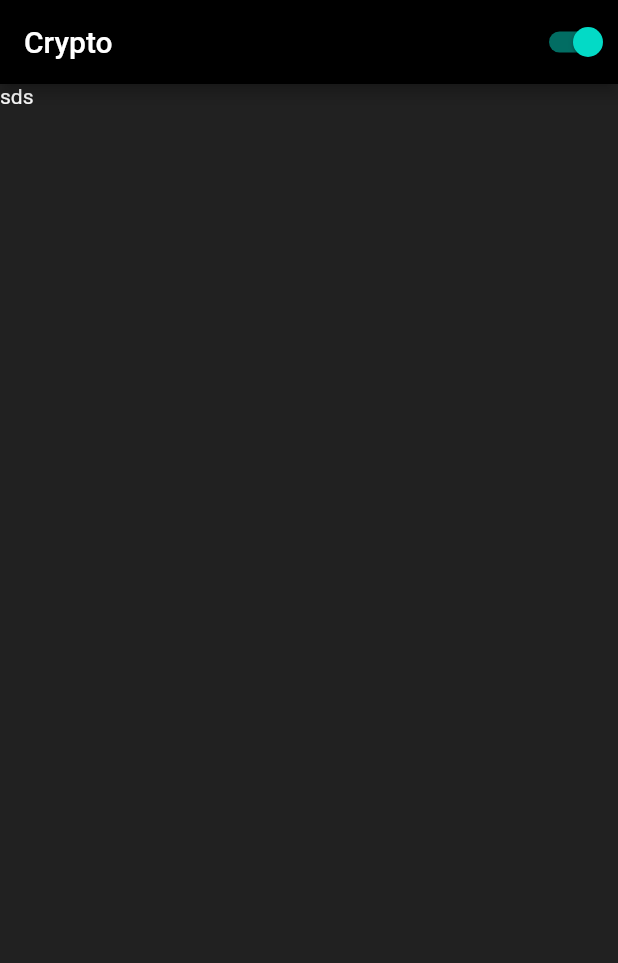
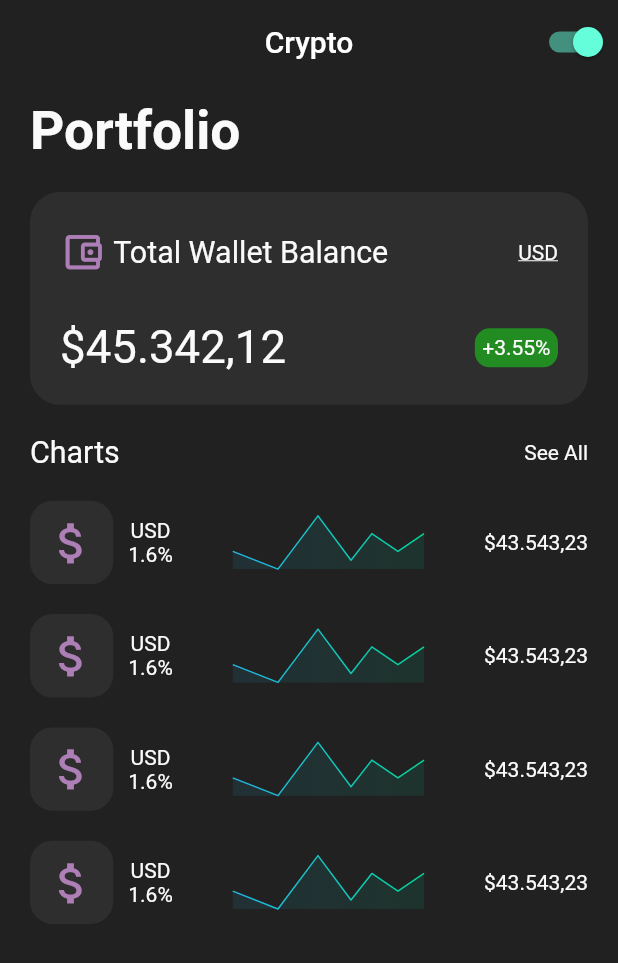
Before and after one commit to emrecoskun705/crypto_trading_game_app, a Flutter app: the screen it shows after launch, on a phone screen of 412 x 824 dp. Shown: the top 963 px of the screen. Run offline on Flutter 3.47's test engine with Material 2 defaults, Android fonts, the phone set to English and light mode, and no system bars; drawn by our look-alikes of fl_chart.

Commit message:
Add theme provider, home screen and chart
I added provider package to handle statements. In this case provider checks for if theme is dark or light. FlChart is for 1 day of a cryptocurrency.

```diff
--- /dev/null
+++ b/lib/constants.dart
@@ -0,0 +1,9 @@
+import 'package:crypto_trading_game/size_config.dart';
+import 'package:flutter/material.dart';
+
+kSectionTitle() => TextStyle(
+      fontSize: getProportionateScreenHeight(35),
+      fontWeight: FontWeight.bold,
+    );
+
+const kForestGreen = Color(0xFF228B22);
--- a/lib/main.dart
+++ b/lib/main.dart
@@ -1,5 +1,5 @@
 import 'package:crypto_trading_game/provider/theme_provider.dart';
-import 'package:crypto_trading_game/screens/home_screen.dart';
+import 'package:crypto_trading_game/screens/home/home_screen.dart';
 import 'package:flutter/material.dart';
 import 'package:flutter/services.dart';
 import 'package:provider/provider.dart';
--- a/lib/provider/theme_provider.dart
+++ b/lib/provider/theme_provider.dart
@@ -20,10 +20,12 @@ class ThemeProvider extends ChangeNotifier {
 }
 
 class MyThemes {
-  static final darkTheme = ThemeData(
+  static final darkTheme = ThemeData.dark().copyWith(
     scaffoldBackgroundColor: Colors.grey.shade900,
-    primaryColor: Colors.black,
-    colorScheme: ColorScheme.dark(),
+    primaryColor: Colors.grey.shade900,
+    textTheme: TextTheme(
+      bodyText2: TextStyle(color: Color(0xFFFAFAFA)),
+    ),
     iconTheme: IconThemeData(color: Colors.purple.shade200, opacity: 0.8),
   );
 
--- /dev/null
+++ b/lib/screens/home/home_screen.dart
@@ -0,0 +1,60 @@
+import 'package:crypto_trading_game/constants.dart';
+import 'package:crypto_trading_game/screens/widgets/chart_card.dart';
+import 'package:crypto_trading_game/screens/widgets/change_theme_button_widget.dart';
+import 'package:flutter/cupertino.dart';
+import 'package:flutter/material.dart';
+import 'package:crypto_trading_game/screens/home/widgets/portfolio.dart';
+import 'package:crypto_trading_game/size_config.dart';
+
+class HomeScreen extends StatelessWidget {
+  HomeScreen({Key? key}) : super(key: key);
+
+  @override
+  Widget build(BuildContext context) {
+    SizeConfig().init(context);
+    final _spacer = SizedBox(height: 20);
+    return Scaffold(
+      appBar: AppBar(
+        elevation: 0,
+        centerTitle: true,
+        title: Text('Crypto'),
+        actions: [
+          ChangeThemeButtonWidget(),
+        ],
+      ),
+      body: Padding(
+        padding: EdgeInsets.symmetric(vertical: 10, horizontal: 20),
+        child: Column(
+          crossAxisAlignment: CrossAxisAlignment.stretch,
+          children: [
+            Text(
+              'Portfolio',
+              style: kSectionTitle(),
+            ),
+            _spacer,
+            Portfolio(),
+            _spacer,
+            Row(
+              mainAxisAlignment: MainAxisAlignment.spaceBetween,
+              children: [
+                Text(
+                  'Charts',
+                  style: TextStyle(fontSize: getProportionateScreenHeight(20)),
+                ),
+                Text('See All'),
+              ],
+            ),
+            _spacer,
+            ChartCard(),
+            _spacer,
+            ChartCard(),
+            _spacer,
+            ChartCard(),
+            _spacer,
+            ChartCard(),
+          ],
+        ),
+      ),
+    );
+  }
+}
--- /dev/null
+++ b/lib/screens/home/widgets/portfolio.dart
@@ -0,0 +1,88 @@
+import 'package:crypto_trading_game/provider/theme_provider.dart';
+import 'package:flutter/material.dart';
+import 'package:crypto_trading_game/size_config.dart';
+import 'package:crypto_trading_game/constants.dart';
+import 'package:provider/provider.dart';
+
+class Portfolio extends StatelessWidget {
+  const Portfolio({Key? key}) : super(key: key);
+
+  @override
+  Widget build(BuildContext context) {
+    return Container(
+      decoration: BoxDecoration(
+        color: Colors.grey.withOpacity(0.1),
+        borderRadius: BorderRadius.circular(20),
+      ),
+      child: Padding(
+        padding: EdgeInsets.all(20.0),
+        child: Column(
+          children: [
+            SizedBox(height: 5),
+            buildWalletTitle(),
+            SizedBox(height: getProportionateScreenHeight(30)),
+            Row(
+              mainAxisAlignment: MainAxisAlignment.spaceBetween,
+              children: [
+                Text(
+                  '\$45.342,12',
+                  style: TextStyle(
+                    fontSize: getProportionateScreenHeight(30),
+                  ),
+                ),
+                buildProfitLoss(context),
+              ],
+            ),
+          ],
+        ),
+      ),
+    );
+  }
+
+  Row buildWalletTitle() {
+    return Row(
+      mainAxisAlignment: MainAxisAlignment.spaceBetween,
+      children: [
+        Row(
+          children: [
+            Icon(
+              Icons.account_balance_wallet_outlined,
+              size: getProportionateScreenHeight(30),
+            ),
+            SizedBox(width: 5),
+            Text(
+              'Total Wallet Balance',
+              style: TextStyle(
+                fontSize: getProportionateScreenHeight(20),
+              ),
+            ),
+          ],
+        ),
+        Text(
+          'USD',
+          style: TextStyle(
+            decoration: TextDecoration.underline,
+          ),
+        ),
+      ],
+    );
+  }
+
+  Container buildProfitLoss(BuildContext context) {
+    return Container(
+      padding: EdgeInsets.all(5),
+      decoration: BoxDecoration(
+        color: context.watch<ThemeProvider>().themeMode == ThemeMode.dark
+            ? kForestGreen
+            : Colors.lightGreen,
+        borderRadius: BorderRadius.circular(10),
+      ),
+      child: Text(
+        '+3.55%',
+        style: TextStyle(
+          color: Color(0xFFFAFAFA),
+        ),
+      ),
+    );
+  }
+}
--- a/lib/screens/home_screen.dart
+++ /dev/null
@@ -1,21 +0,0 @@
-import 'package:crypto_trading_game/screens/widgets/change_theme_button_widget.dart';
-import 'package:flutter/material.dart';
-
-class HomeScreen extends StatelessWidget {
-  const HomeScreen({Key? key}) : super(key: key);
-
-  @override
-  Widget build(BuildContext context) {
-    return Scaffold(
-      appBar: AppBar(
-        title: Text('Crypto'),
-        actions: [
-          ChangeThemeButtonWidget(),
-        ],
-      ),
-      body: Container(
-        child: Text('sds'),
-      ),
-    );
-  }
-}
--- /dev/null
+++ b/lib/screens/widgets/chart_card.dart
@@ -0,0 +1,94 @@
+import 'package:fl_chart/fl_chart.dart';
+import 'package:flutter/material.dart';
+import 'package:crypto_trading_game/size_config.dart';
+
+class ChartCard extends StatelessWidget {
+  ChartCard({Key? key}) : super(key: key);
+
+  final List<Color> gradientColors = [
+    Color(0xff23b6e6),
+    Color(0xff02d39a),
+  ];
+
+  @override
+  Widget build(BuildContext context) {
+    return IntrinsicHeight(
+      child: Row(
+        mainAxisAlignment: MainAxisAlignment.end,
+        children: [
+          Container(
+            padding: EdgeInsets.all(10),
+            decoration: BoxDecoration(
+              borderRadius: BorderRadius.circular(15),
+              color: Colors.grey.withOpacity(0.1),
+            ),
+            child: Icon(
+              Icons.attach_money,
+              size: getProportionateScreenHeight(35),
+            ),
+          ),
+          SizedBox(width: 10),
+          Column(
+            mainAxisAlignment: MainAxisAlignment.center,
+            children: [
+              Text('USD'),
+              Text('1.6%'),
+            ],
+          ),
+          SizedBox(width: 40),
+          Flexible(
+            child: Padding(
+              padding: EdgeInsets.symmetric(vertical: 10),
+              child: LineChart(
+                LineChartData(
+                  lineTouchData: LineTouchData(
+                    enabled: false,
+                  ),
+                  titlesData: FlTitlesData(
+                    show: false,
+                  ),
+                  gridData: FlGridData(
+                    show: false,
+                  ),
+                  borderData: FlBorderData(
+                    show: false,
+                  ),
+                  lineBarsData: [
+                    LineChartBarData(
+                      spots: [
+                        FlSpot(0, 3),
+                        FlSpot(2.6, 2),
+                        FlSpot(4.9, 5),
+                        FlSpot(6.8, 2.5),
+                        FlSpot(8, 4),
+                        FlSpot(9.5, 3),
+                        FlSpot(11, 4),
+                      ],
+                      isCurved: false,
+                      colors: gradientColors,
+                      barWidth: 1,
+                      dotData: FlDotData(show: false),
+                      belowBarData: BarAreaData(
+                        show: true,
+                        colors: gradientColors
+                            .map((color) => color.withOpacity(0.1))
+                            .toList(),
+                      ),
+                    ),
+                  ],
+                ),
+              ),
+            ),
+          ),
+          SizedBox(width: 40),
+          Column(
+            mainAxisAlignment: MainAxisAlignment.center,
+            children: [
+              Text("\$43.543,23"),
+            ],
+          ),
+        ],
+      ),
+    );
+  }
+}
--- /dev/null
+++ b/lib/size_config.dart
@@ -0,0 +1,30 @@
+import 'package:flutter/material.dart';
+
+class SizeConfig {
+  static late MediaQueryData _mediaQueryData;
+  static late double screenWidth;
+  static late double screenHeight;
+  static late double defaultSize;
+  static late Orientation orientation;
+
+  void init(BuildContext context) {
+    _mediaQueryData = MediaQuery.of(context);
+    screenWidth = _mediaQueryData.size.width;
+    screenHeight = _mediaQueryData.size.height;
+    orientation = _mediaQueryData.orientation;
+  }
+}
+
+// Get the proportionate height as per screen size
+double getProportionateScreenHeight(double inputHeight) {
+  double? screenHeight = SizeConfig.screenHeight;
+  // 812 is the layout height that designer use
+  return (inputHeight / 812.0) * screenHeight;
+}
+
+// Get the proportionate height as per screen size
+double getProportionateScreenWidth(double inputWidth) {
+  double screenWidth = SizeConfig.screenWidth;
+  // 375 is the layout width that designer use
+  return (inputWidth / 375.0) * screenWidth;
+}
--- a/pubspec.yaml
+++ b/pubspec.yaml
@@ -29,6 +29,7 @@ dependencies:
   # Use with the CupertinoIcons class for iOS style icons.
   cupertino_icons: ^1.0.2
   provider: ^6.0.0
+  fl_chart: ^0.40.0
 
 dev_dependencies:
   flutter_test:
```
Also changed, not shown: pubspec.lock.
